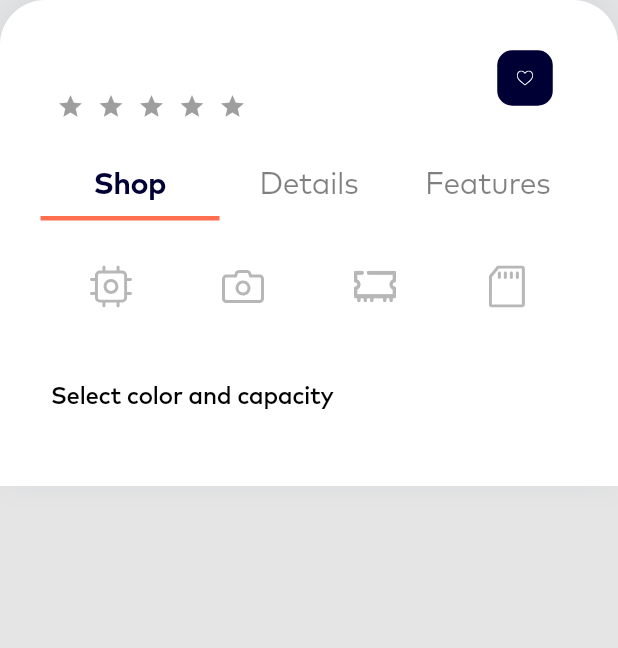
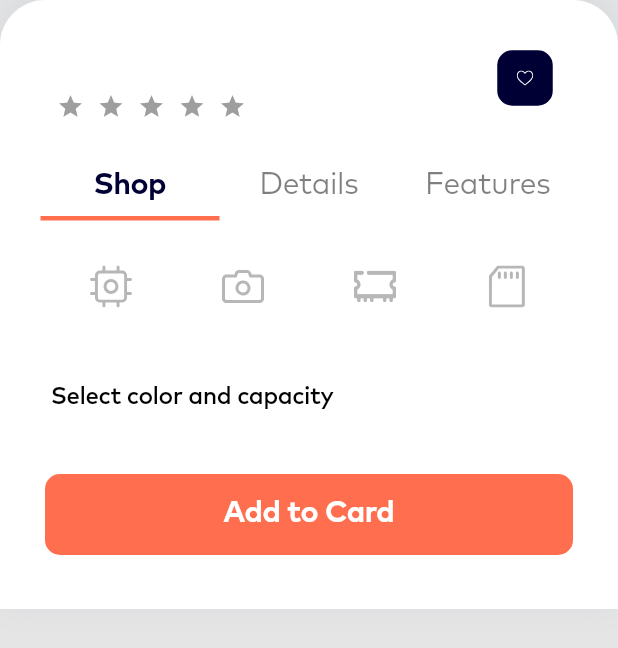
Before and after one commit to devmaslove/ecommerce_test, a Flutter app: the BottomDetailsWidget widget shown alone on an empty page, opened directly with empty values, on a phone screen of 412 x 824 dp. Shown: the top 648 px of the screen. Run offline on Flutter 3.47's test engine with Material 2 defaults, Android fonts, the phone set to English and light mode, and no system bars; drawn by our look-alikes of flutter_rating_bar; our stand-ins replace card_swiper, dio, equatable, flutter_bloc, flutter_svg; network calls fail; project files that could hold a hidden picture were left out.

Commit message:
Добавлена кнопка - добавить в корзину с ценой

```diff
--- a/lib/pages/details/details_page.dart
+++ b/lib/pages/details/details_page.dart
@@ -8,10 +8,12 @@ import 'package:ecommerce_test/pages/details/widgets/details_title_widget.dart';
 import 'package:ecommerce_test/resources/app_colors.dart';
 import 'package:ecommerce_test/resources/app_images.dart';
 import 'package:ecommerce_test/resources/app_text_style.dart';
+import 'package:ecommerce_test/widgets/big_botton_widget.dart';
 import 'package:ecommerce_test/widgets/color_button_widget.dart';
 import 'package:flutter/material.dart';
 import 'package:flutter_bloc/flutter_bloc.dart';
 import 'package:flutter_rating_bar/flutter_rating_bar.dart';
+import 'package:intl/intl.dart';
 
 class DetailsPage extends StatelessWidget {
   const DetailsPage({Key? key}) : super(key: key);
@@ -52,6 +54,7 @@ class DetailsContent extends StatelessWidget {
           );
         }
         if (state is DetailsLoaded) {
+          final oCcy = NumberFormat("\$#,##0.00", "en_US");
           return Column(
             children: [
               const SizedBox(height: 30),
@@ -88,6 +91,7 @@ class DetailsContent extends StatelessWidget {
                 selectedColor: state.selectedColor,
                 selectedCapacity: state.selectedCapacity,
                 capacities: state.capacity,
+                price: oCcy.format(state.price),
               ),
             ],
           );
@@ -122,6 +126,7 @@ class DetailsContent extends StatelessWidget {
 
 class BottomDetailsWidget extends StatelessWidget {
   final String title;
+  final String price;
   final String cpu;
   final String camera;
   final String ssd;
@@ -142,6 +147,7 @@ class BottomDetailsWidget extends StatelessWidget {
     required this.onAddToCart,
     required this.onFavorite,
     required this.title,
+    required this.price,
     required this.isFavorite,
     required this.rating,
     required this.cpu,
@@ -294,6 +300,15 @@ class BottomDetailsWidget extends StatelessWidget {
               const SizedBox(width: 34),
             ],
           ),
+          const SizedBox(height: 28),
+          Padding(
+            padding: const EdgeInsets.symmetric(horizontal: 30),
+            child: BigButtonWidget(
+              text: 'Add to Card',
+              textRight: price,
+              onPressed: onAddToCart,
+            ),
+          ),
           const SizedBox(height: 36),
         ],
       ),
--- /dev/null
+++ b/lib/widgets/big_botton_widget.dart
@@ -0,0 +1,55 @@
+import 'package:ecommerce_test/resources/app_colors.dart';
+import 'package:ecommerce_test/resources/app_text_style.dart';
+import 'package:flutter/material.dart';
+
+class BigButtonWidget extends StatelessWidget {
+  final String text;
+  final String textRight;
+  final VoidCallback onPressed;
+
+  const BigButtonWidget({
+    super.key,
+    required this.text,
+    this.textRight = '',
+    required this.onPressed,
+  });
+
+  @override
+  Widget build(BuildContext context) {
+    return ElevatedButton(
+      onPressed: onPressed,
+      style: ElevatedButton.styleFrom(
+        primary: AppColors.accent,
+        elevation: 0,
+        padding: const EdgeInsets.symmetric(horizontal: 38),
+        minimumSize: const Size(double.infinity, 54),
+        shape: const RoundedRectangleBorder(
+          borderRadius: BorderRadius.all(Radius.circular(10)),
+        ),
+      ),
+      child: Row(
+        mainAxisSize: MainAxisSize.min,
+        children: [
+          Text(
+            text,
+            style: const AppTextStyle().copyWith(
+              fontSize: 20,
+              fontWeight: FontWeight.w700,
+              color: Colors.white,
+            ),
+          ),
+          if (textRight.isNotEmpty) const Spacer(),
+          if (textRight.isNotEmpty)
+            Text(
+              textRight,
+              style: const AppTextStyle().copyWith(
+                fontSize: 20,
+                fontWeight: FontWeight.w700,
+                color: Colors.white,
+              ),
+            ),
+        ],
+      ),
+    );
+  }
+}
```
